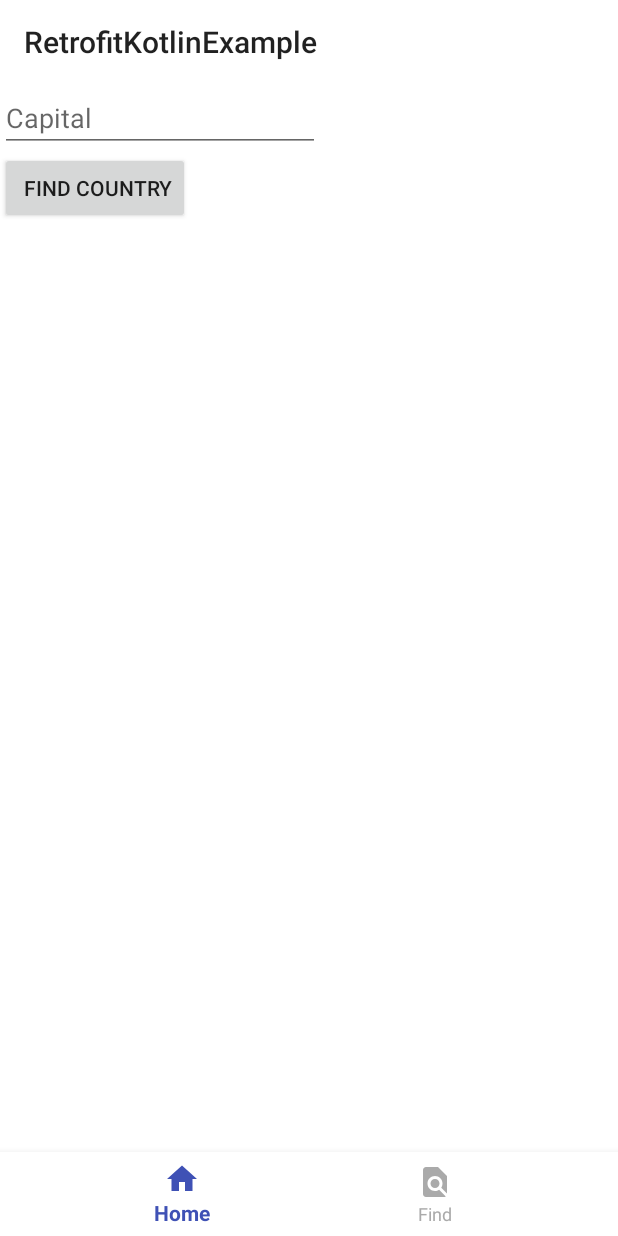
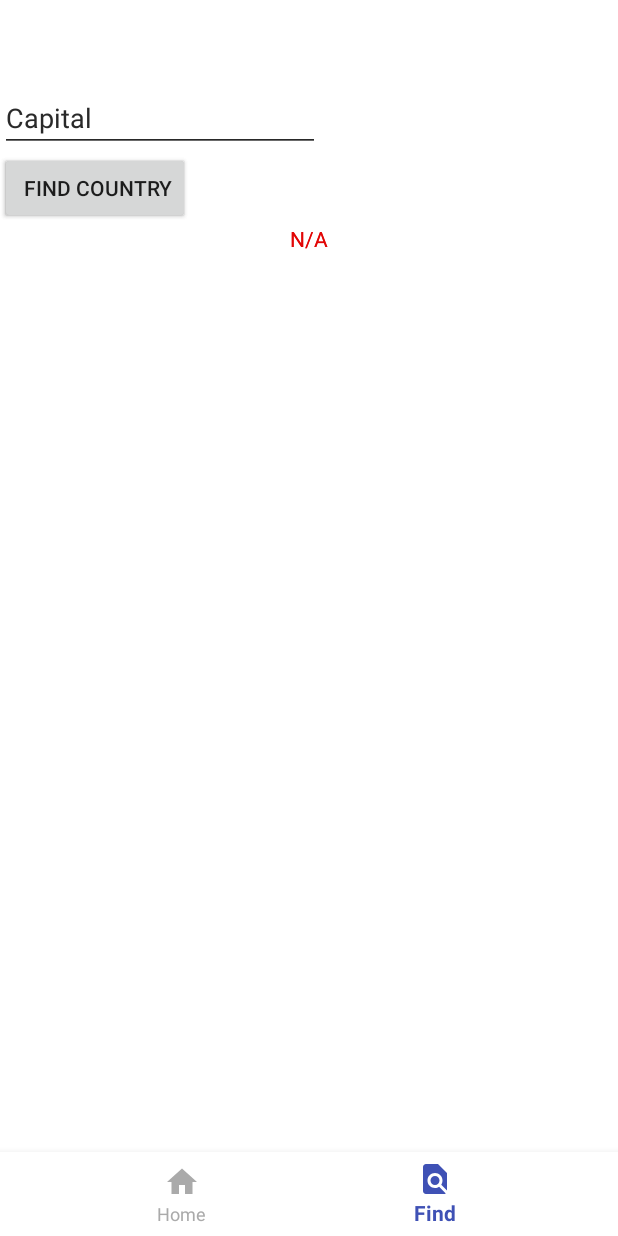
Before and after one commit to Firoz-Hasan/MVVM-DataBinding-LIveData-Retrofit-Coroutines-DependencyInjection-Kotlin, an Android app: the fragment Search_frag placed in its activity, item 2 of the bottom bar chosen, on a phone screen of 412 x 824 dp. Run offline under Robolectric (Android 15) with nearby library versions, the phone set to English and light mode, and no system bars; our stand-ins replace data binding.

```diff
--- a/app/src/main/java/com/example/firozhasan/retrofitkotlinexample/view/MainActivity.kt
+++ b/app/src/main/java/com/example/firozhasan/retrofitkotlinexample/view/MainActivity.kt
@@ -5,10 +5,10 @@ import android.support.design.widget.BottomNavigationView
 import android.support.v4.app.Fragment
 import android.support.v7.app.AppCompatActivity
 import android.support.v7.widget.Toolbar
+import android.view.Menu
 import android.view.MenuItem
 import android.view.View
 import com.example.firozhasan.retrofitkotlinexample.R
-import kotlinx.android.synthetic.main.activity_main.*
 
 class MainActivity : AppCompatActivity() {
 
@@ -28,7 +28,7 @@ class MainActivity : AppCompatActivity() {
                         toolbar!!.visibility = View.VISIBLE
                         return true
                     }
-                    R.id.search -> {
+                    R.id.find -> {
                         addFragment(searchFrag!!, allCountriesFrag!!)
                         toolbar!!.visibility = View.INVISIBLE
                         return true
@@ -45,17 +45,17 @@ class MainActivity : AppCompatActivity() {
         prepareAllView()
 // add kountry list fragment as default fragment
         addFragment(allCountriesFrag!!, searchFrag!!)
-        /*   val mainViewModel = ViewModelProviders.of(this)
-                   .get(CountryViewModel::class.java)
-
-           DataBindingUtil.setContentView<ActivityMainBinding>(
-                   this, R.layout.activity_main
-           ).apply {
-               this.setLifecycleOwner(this@MainActivity)
-               this.viewmodel = mainViewModel
-           }*/
 
 
+
+    }
+
+    override fun onCreateOptionsMenu(menu: Menu?): Boolean {
+        val inflater = menuInflater
+        //inflater.inflate(R.menu.menu_main, menu)
+        //inflater.inflate(R.menu.menu_main, menu)
+       // prepareSearchView(menu)
+        return true
     }
 
     fun prepareAllView() {
@@ -88,7 +88,7 @@ class MainActivity : AppCompatActivity() {
                 .beginTransaction()
                 .setCustomAnimations(R.anim.abc_fade_in, R.anim.abc_fade_out)
                 .hide(fragment2)
-                .add(R.id.content, fragment, fragment.javaClass.getSimpleName())
+                .add(R.id.content, fragment, fragment.javaClass.simpleName)
                 .show(fragment)
                 .commit()
         }
--- a/app/src/main/java/com/example/firozhasan/retrofitkotlinexample/view/Search_frag.kt
+++ b/app/src/main/java/com/example/firozhasan/retrofitkotlinexample/view/Search_frag.kt
@@ -1,23 +1,35 @@
 package com.example.firozhasan.retrofitkotlinexample.view
 
 
+import android.arch.lifecycle.ViewModelProviders
+import android.databinding.DataBindingUtil
 import android.os.Bundle
 import android.support.v4.app.Fragment
 import android.view.LayoutInflater
 import android.view.View
 import android.view.ViewGroup
-
 import com.example.firozhasan.retrofitkotlinexample.R
+import com.example.firozhasan.retrofitkotlinexample.databinding.FragmentSearchFragBinding
+import com.example.firozhasan.retrofitkotlinexample.viewModel.CountryViewModel
 
 /**
  * A simple [Fragment] subclass.
  */
 class Search_frag : Fragment() {
-
-    override fun onCreateView(inflater: LayoutInflater, container: ViewGroup?,
-                              savedInstanceState: Bundle?): View? {
+    override fun onCreateView(
+        inflater: LayoutInflater, container: ViewGroup?,
+        savedInstanceState: Bundle?
+    ): View? {
         // Inflate the layout for this fragment
-        return inflater.inflate(R.layout.find_country_frag, container, false)
+       // return inflater.inflate(R.layout.fragment_search_frag, container, false)
+        val mainViewModel = ViewModelProviders.of(this)
+            .get(CountryViewModel::class.java)
+        val binding = DataBindingUtil.inflate<FragmentSearchFragBinding>(inflater,
+            R.layout.fragment_search_frag, container, false).apply {
+            this.lifecycleOwner = activity
+            this.viewmodel = mainViewModel
+        }
+        return binding.root
     }
 
 
--- a/app/src/main/res/layout/activity_main.xml
+++ b/app/src/main/res/layout/activity_main.xml
@@ -33,7 +33,7 @@ android:background="@color/white">
         android:layout_height="wrap_content"
         android:layout_alignParentBottom="true"
         android:background="@color/white"
-        app:menu="@menu/bottom_nav"
+        app:menu="@menu/bottom_tab_bar_items"
         app:itemIconTint="@color/menu_item_foreground"
         app:itemTextColor="@color/menu_item_foreground"
 
--- a/app/src/main/res/layout/find_country_frag.xml
+++ b/app/src/main/res/layout/find_country_frag.xml
@@ -2,7 +2,6 @@
 <layout
     xmlns:android="http://schemas.android.com/apk/res/android"
     xmlns:tools="http://schemas.android.com/tools"
-    xmlns:app="http://schemas.android.com/apk/res-auto"
     >
     <data>
         <variable
@@ -10,6 +9,7 @@
             type="com.example.firozhasan.retrofitkotlinexample.viewModel.CountryViewModel"/>
     </data>
 <LinearLayout
+    xmlns:app="http://schemas.android.com/apk/res-auto"
     android:layout_width="match_parent"
     android:layout_height="match_parent"
     android:orientation="vertical"
--- a/app/src/main/res/layout/fragment_search_frag.xml
+++ b/app/src/main/res/layout/fragment_search_frag.xml
@@ -1,14 +1,47 @@
 <?xml version="1.0" encoding="utf-8"?>
-<FrameLayout xmlns:android="http://schemas.android.com/apk/res/android"
+<layout
+    xmlns:android="http://schemas.android.com/apk/res/android"
     xmlns:tools="http://schemas.android.com/tools"
-    android:layout_width="match_parent"
-    android:layout_height="match_parent"
-    tools:context=".view.Search_frag">
+    xmlns:app="http://schemas.android.com/apk/res-auto"
 
-    <!-- TODO: Update blank fragment layout -->
-    <TextView
-        android:layout_width="match_parent"
+    >
+    <data>
+        <variable
+            name="viewmodel"
+            type="com.example.firozhasan.retrofitkotlinexample.viewModel.CountryViewModel"/>
+    </data>
+
+    <LinearLayout
+         android:layout_width="match_parent"
         android:layout_height="match_parent"
-        android:text="@string/hello_blank_fragment" />
+        android:orientation="vertical"
+       >
 
-</FrameLayout>
+        <EditText
+            android:id="@+id/editText"
+            android:layout_width="wrap_content"
+            android:layout_height="wrap_content"
+            android:ems="10"
+            android:inputType="textPersonName"
+            android:hint="Capital"
+            android:text="@={viewmodel.editTextCountryName}"
+            />
+        <Button
+            android:id="@+id/button"
+            android:layout_width="wrap_content"
+            android:layout_height="wrap_content"
+            android:text=" Find Country"
+            android:onClick="@{() -> viewmodel.onChangeFindCountryClick()}"
+
+            />
+
+        <TextView
+            android:id="@+id/textView"
+            android:layout_width="match_parent"
+            android:layout_height="wrap_content"
+            android:gravity="center_horizontal"
+            android:textColor="#e20606"
+            android:text="@{viewmodel.currentCountryName}"
+            />
+    </LinearLayout>
+</layout>
--- a/app/src/main/res/menu/bottom_nav.xml
+++ /dev/null
@@ -1,21 +0,0 @@
-<?xml version="1.0" encoding="utf-8"?>
-<menu xmlns:android="http://schemas.android.com/apk/res/android"
-
-
-    xmlns:app="http://schemas.android.com/apk/res-auto"
-    xmlns:tools="http://schemas.android.com/tools"
-    tools:context=".view.MainActivity.MainActivity">
-    <item
-        android:id="@+id/home"
-        android:icon="@drawable/home_icon"
-        android:orderInCategory="100"
-        android:title="Home"
-        app:showAsAction="never" />
-
-    <item
-        android:id="@+id/favorite"
-        android:icon="@drawable/dice_icon"
-        android:orderInCategory="100"
-        android:title="Find"
-        app:showAsAction="never" />
-</menu>
--- a/app/src/main/res/menu/bottom_tab_bar_items.xml
+++ b/app/src/main/res/menu/bottom_tab_bar_items.xml
@@ -11,7 +11,7 @@
         app:showAsAction="never" />
 
     <item
-        android:id="@+id/search"
+        android:id="@+id/find"
         android:icon="@drawable/dice_icon"
         android:orderInCategory="100"
         android:title="Find"
```
Also changed, not shown: app/src/main/java/com/example/firozhasan/retrofitkotlinexample/view/AllCountries.kt (deleted, +0 -44 lines), app/src/main/java/com/example/firozhasan/retrofitkotlinexample/view/MainFragment.kt (deleted, +0 -24 lines), app/src/main/res/layout/all_countries_frag.xml (+5 -3 lines), app/src/main/res/layout/fragment_all__countries_.xml (deleted, +0 -14 lines), app/src/main/res/layout/fragment_all_countries.xml (deleted, +0 -53 lines), app/src/main/res/layout/fragment_find__country_.xml (deleted, +0 -14 lines), app/src/main/res/layout/fragment_main.xml (deleted, +0 -14 lines).
